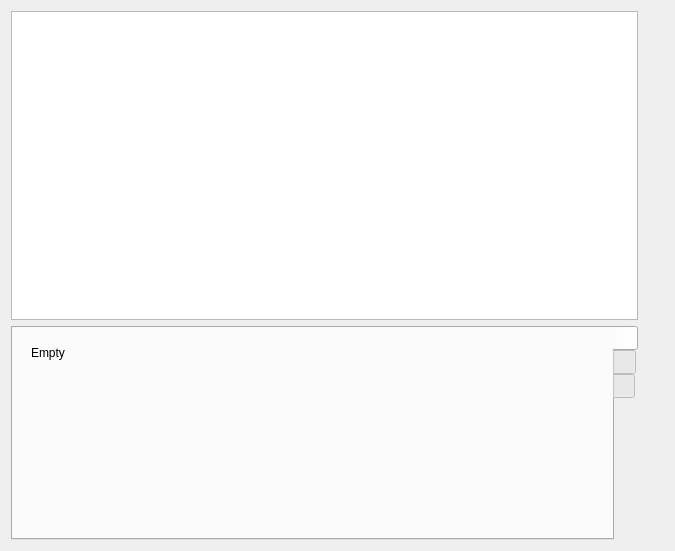
Old version of the form arkhorclient/gui/ahmaingui.ui in the repository kingnak/arkhor.
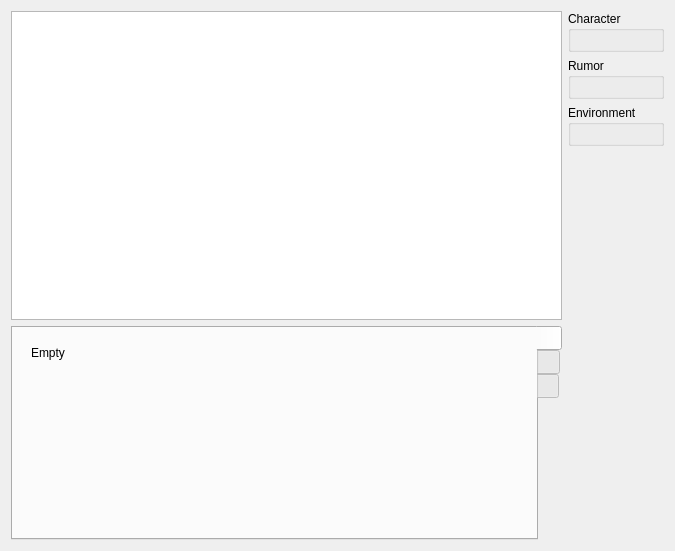
New version of the form. Icons and pictures are not drawn. Custom widgets are drawn as their Qt base class.

Commit message: Added game setting (rumor, environment, terror) + special action marker

What changed in the file:
```diff
--- a/arkhorclient/gui/ahmaingui.ui
+++ b/arkhorclient/gui/ahmaingui.ui
@@ -13,7 +13,7 @@
   <property name="windowTitle">
    <string>Form</string>
   </property>
-  <layout class="QHBoxLayout" name="horizontalLayout_2" stretch="1,0">
+  <layout class="QHBoxLayout" name="horizontalLayout_5">
    <item>
     <layout class="QVBoxLayout" name="verticalLayout_3" stretch="1,0">
      <item>
@@ -217,9 +217,42 @@
     </layout>
    </item>
    <item>
-    <layout class="QVBoxLayout" name="verticalLayout_7">
+    <layout class="QVBoxLayout" name="verticalLayout_11">
      <item>
-      <widget class="CharacterWidget" name="wgtCharacter" native="true"/>
+      <widget class="QGroupBox" name="groupBox">
+       <property name="title">
+        <string>Character</string>
+       </property>
+       <layout class="QVBoxLayout" name="verticalLayout_7">
+        <item>
+         <widget class="CharacterWidget" name="wgtCharacter" native="true"/>
+        </item>
+       </layout>
+      </widget>
+     </item>
+     <item>
+      <widget class="QGroupBox" name="groupBox_2">
+       <property name="title">
+        <string>Rumor</string>
+       </property>
+       <layout class="QHBoxLayout" name="horizontalLayout_2">
+        <item>
+         <widget class="RumorShortWidget" name="wgtRumor" native="true"/>
+        </item>
+       </layout>
+      </widget>
+     </item>
+     <item>
+      <widget class="QGroupBox" name="groupBox_3">
+       <property name="title">
+        <string>Environment</string>
+       </property>
+       <layout class="QHBoxLayout" name="horizontalLayout_3">
+        <item>
+         <widget class="EnvironmentShortWidget" name="wgtEnvironment" native="true"/>
+        </item>
+       </layout>
+      </widget>
      </item>
      <item>
       <spacer name="verticalSpacer">
@@ -298,6 +331,18 @@
    <header>gui/objectinfowidget.h</header>
    <container>1</container>
   </customwidget>
+  <customwidget>
+   <class>RumorShortWidget</class>
+   <extends>QWidget</extends>
+   <header>gui/rumorshortwidget.h</header>
+   <container>1</container>
+  </customwidget>
+  <customwidget>
+   <class>EnvironmentShortWidget</class>
+   <extends>QWidget</extends>
+   <header>gui/environmentshortwidget.h</header>
+   <container>1</container>
+  </customwidget>
  </customwidgets>
  <resources>
   <include location="../client_resources.qrc"/>
```
The commit also changes 39 other files.
